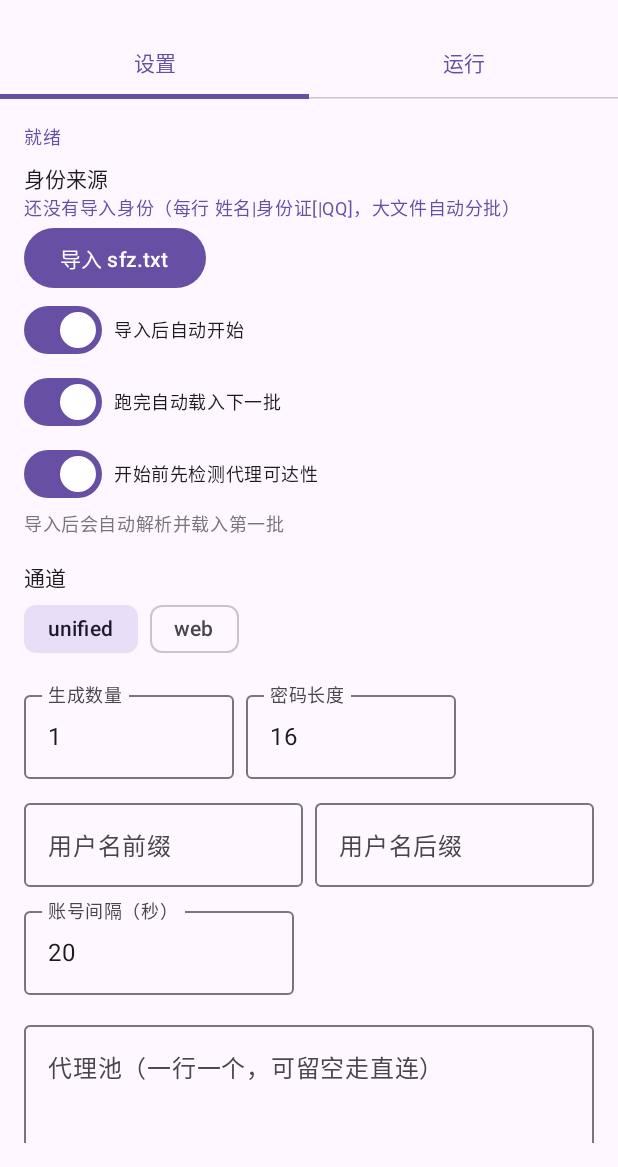
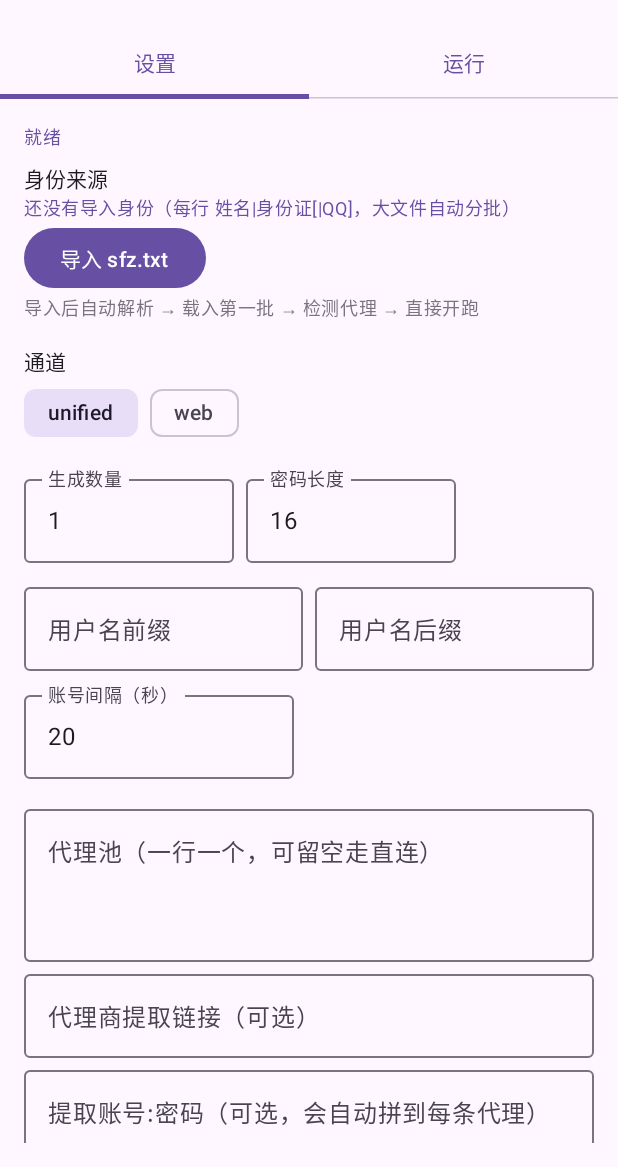
Before and after one commit to laninenterline/gen4399, an Android app built with Jetpack Compose: the screen it shows after launch (MainActivity), on a phone screen of 412 x 824 dp, the part 69-1236 px from its top. Run offline under Robolectric (Android 15) with nearby library versions, the phone set to English and light mode, and no system bars; 2 statements that could not run were skipped.

Commit message:
feat(apk): 去掉三个自动开关，行为改为恒定开启（3.29.1）
- 导入后自动开始 / 跑完自动续批 / 开始前检测代理 全部写死为开启
- 设置页只剩「导入 sfz.txt」按钮
- APK versionCode 25 / 1.17.1

```diff
--- a/apk/app/build.gradle
+++ b/apk/app/build.gradle
@@ -20,8 +20,8 @@ android {
         applicationId = 'io.gen4399.app'
         minSdk = 24
         targetSdk = 37
-        versionCode = 24
-        versionName = '1.17.0'
+        versionCode = 25
+        versionName = '1.17.1'
     }
 
     signingConfigs {
--- a/apk/app/src/main/kotlin/io/gen4399/app/MainActivity.kt
+++ b/apk/app/src/main/kotlin/io/gen4399/app/MainActivity.kt
@@ -86,12 +86,9 @@ data class Settings(
     val randomize: Boolean = true,
     val proxies: String = "",
     val proxyStrategy: String = "round-robin",
-    val autoAdvance: Boolean = true,
     val keepAlive: Boolean = true,
     val apiUrl: String = "",
     val apiAuth: String = "",
-    val autoStartAfterImport: Boolean = true,
-    val probeBeforeRun: Boolean = true,
     val passwordLength: Int = 16,
 )
 
@@ -171,7 +168,7 @@ fun App() {
             pageIndex = 1
             sfzText = page.preview
             results.clear()   // 新文件才清空结果，续跑会累积
-            if (page.identities.isNotEmpty() && settings.autoStartAfterImport) autoStartToken += 1
+            if (page.identities.isNotEmpty()) autoStartToken += 1
         } else {
             pageIndex++
         }
@@ -242,7 +239,7 @@ fun App() {
         progress = 0f
         val proxyLines = settings.proxies.lines().filter { it.isNotBlank() }
         HttpTransport.configure(settings.proxies, settings.proxyStrategy)
-        if (settings.probeBeforeRun && proxyLines.isNotEmpty()) {
+        if (proxyLines.isNotEmpty()) {
             scope.launch {
                 statusLine = "检测 ${proxyLines.size} 条代理可达性…"
                 val outcomes = ProxyProbe.testAll(proxyLines)
@@ -363,7 +360,7 @@ fun App() {
             }
             appendLog(statusLine)
             if (success >= 0) prefs.edit().putLong("sfz_offset", nextOffset).apply()
-            if (success >= 0 && settings.autoAdvance && !atEof) {
+            if (success >= 0 && !atEof) {
                 appendLog("自动载入下一批…")
                 fileUri?.let { loadPage(it, nextOffset, firstPage = false) }
             }
@@ -526,35 +523,11 @@ private fun SettingsTab(
             color = MaterialTheme.colorScheme.primary,
         )
         Button(onClick = onImport) { Text("导入 sfz.txt") }
-        Row(verticalAlignment = Alignment.CenterVertically) {
-            Switch(
-                checked = settings.autoStartAfterImport,
-                onCheckedChange = { onChange(settings.copy(autoStartAfterImport = it)) },
-            )
-            Spacer(Modifier.width(8.dp))
-            Text("导入后自动开始", style = MaterialTheme.typography.bodySmall)
-        }
-        Row(verticalAlignment = Alignment.CenterVertically) {
-            Switch(
-                checked = settings.autoAdvance,
-                onCheckedChange = { onChange(settings.copy(autoAdvance = it)) },
-            )
-            Spacer(Modifier.width(8.dp))
-            Text("跑完自动载入下一批", style = MaterialTheme.typography.bodySmall)
-        }
-        Row(verticalAlignment = Alignment.CenterVertically) {
-            Switch(
-                checked = settings.probeBeforeRun,
-                onCheckedChange = { onChange(settings.copy(probeBeforeRun = it)) },
-            )
-            Spacer(Modifier.width(8.dp))
-            Text("开始前先检测代理可达性", style = MaterialTheme.typography.bodySmall)
-        }
         Text(
             if (pageIndex > 0) {
-                "当前第 $pageIndex 批 · 断点续跑已开启（导入后自动解析，不用再点解析）"
+                "第 $pageIndex 批 · 导入后自动解析并开跑，跑完自动读下一批"
             } else {
-                "导入后会自动解析并载入第一批"
+                "导入后自动解析 → 载入第一批 → 检测代理 → 直接开跑"
             },
             style = MaterialTheme.typography.bodySmall,
             color = MaterialTheme.colorScheme.outline,
```
Also changed, not shown: 2 other files.
